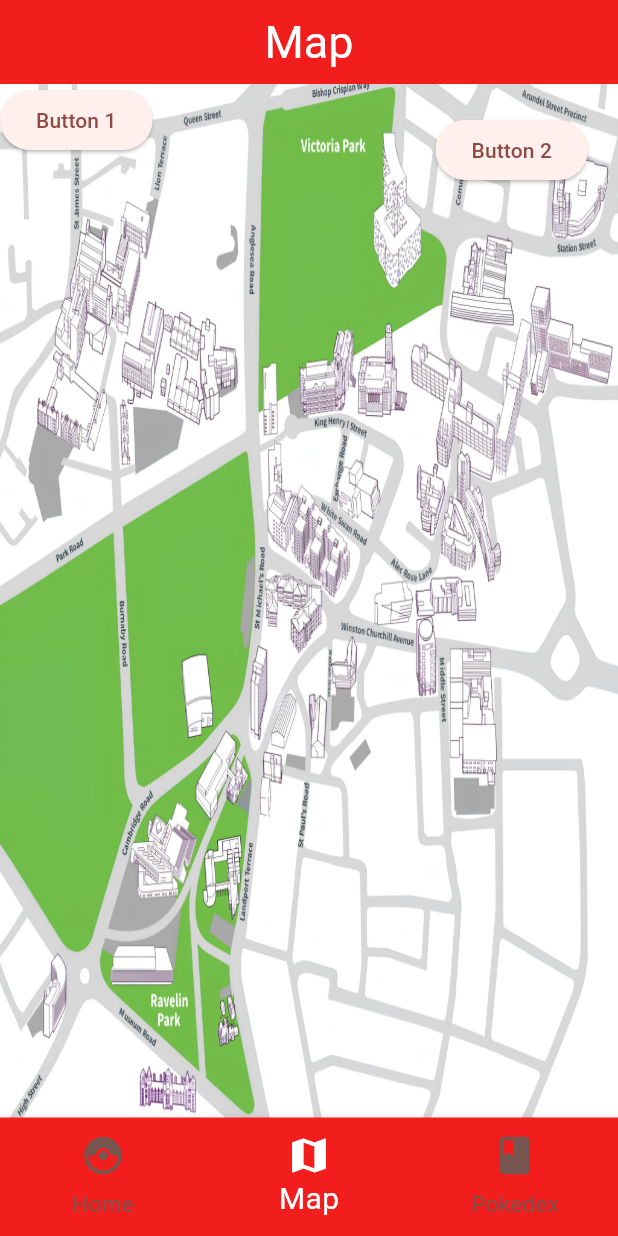
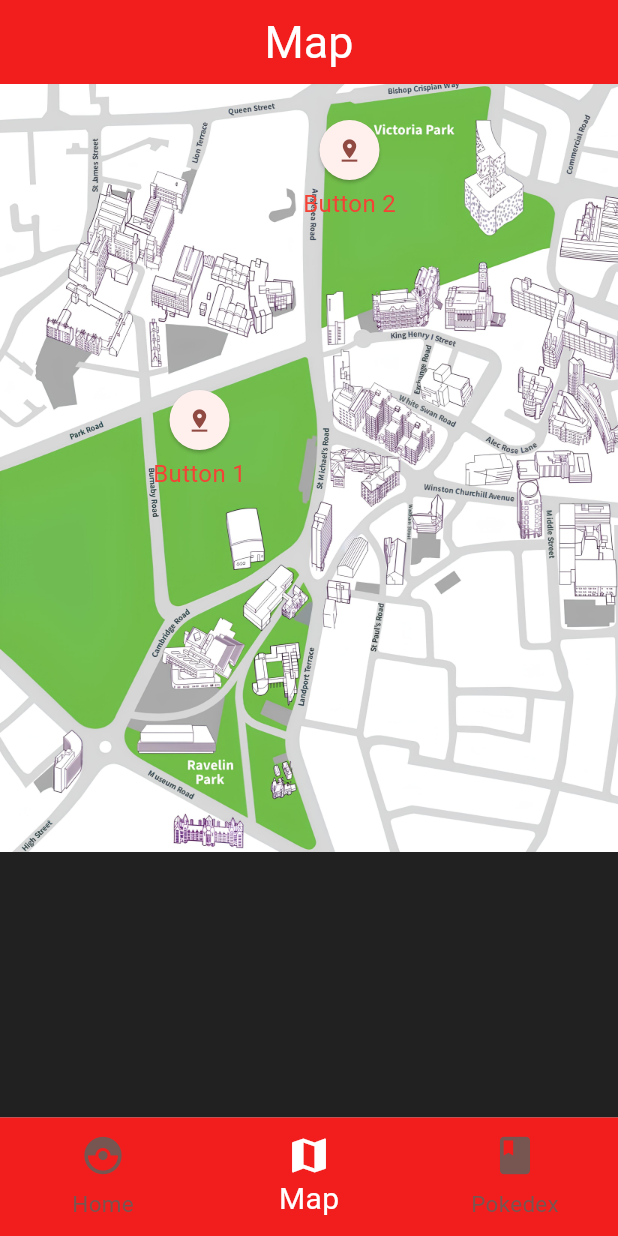
Before and after one commit to fauxcat/pkmn-app, a Flutter app: the screen it shows after launch, item 2 of the bottom bar chosen, on a phone screen of 412 x 824 dp. Run offline on Flutter 3.47's test engine with Material 2 defaults, Android fonts, the phone set to English and light mode, and no system bars; our stand-ins replace hive, hive_flutter; accounts and stored records are empty.

Commit message:
Updates to the map page

```diff
--- a/pkmn_app/lib/main.dart
+++ b/pkmn_app/lib/main.dart
@@ -212,7 +212,12 @@
   }
 }
 
-class MapPage extends StatelessWidget {
+class MapPage extends StatefulWidget {
+  @override
+  State<MapPage> createState() => _MapPageState();
+}
+
+class _MapPageState extends State<MapPage> {
   // This will be the map page - https://mapstyle.withgoogle.com/
   @override
   Widget build(BuildContext context) {
@@ -230,37 +235,63 @@
       body: Stack(
         children: [
           // Add map image as a background - Ask Nad about this, not sure what to do with resizing changing button place and image quality
-          Center(
+          Positioned(
+            top: 0,
+            left: 0,
             child: Image.asset(
               'assets/campusMap2.jpg',
-              width: 1024,
-              height: 1024,
-              fit: BoxFit.fill,
+              width: 512,
+              height: 512,
+              fit: BoxFit.contain,
             ),
           ),
           //Overlay buttons on the map
           Positioned(
-            top: 0,
-            left: 0,
-            child: ElevatedButton(
+            top: 200,
+            left: 100,
+            child: Column(
+              mainAxisAlignment: MainAxisAlignment.center,
+              children: [
+                ElevatedButton(
                   onPressed: () {
                     // Handle button click
                     // Change values/location in appState here
                     print("Button 1");
                   },
-              child: Text('Button 1'),
+                  style: ElevatedButton.styleFrom(
+                    shape: CircleBorder(),
+                  ),
+                  child: Icon(Icons.pin_drop),
+                ),
+                Text(
+                  'Button 1',
+                  style: TextStyle(fontSize: 16, color: Colors.red),
+                ),
+              ],
             ),
           ),
           Positioned(
             top: 20,
-            right: 20,
-            child: ElevatedButton(
+            left: 200,
+            child: Column(
+              mainAxisAlignment: MainAxisAlignment.center,
+              children: [
+                ElevatedButton(
                   onPressed: () {
                     // Handle button click
                     // Change values/location in appState here
                     print("Button 2");
                   },
-              child: Text('Button 2'),
+                  style: ElevatedButton.styleFrom(
+                    shape: CircleBorder(),
+                  ),
+                  child: Icon(Icons.pin_drop),
+                ),
+                Text(
+                  'Button 2',
+                  style: TextStyle(fontSize: 16, color: Colors.red),
+                ),
+              ],
             ),
           ),
         ],
```
Lines whose indentation alone changed are shown as unchanged.
